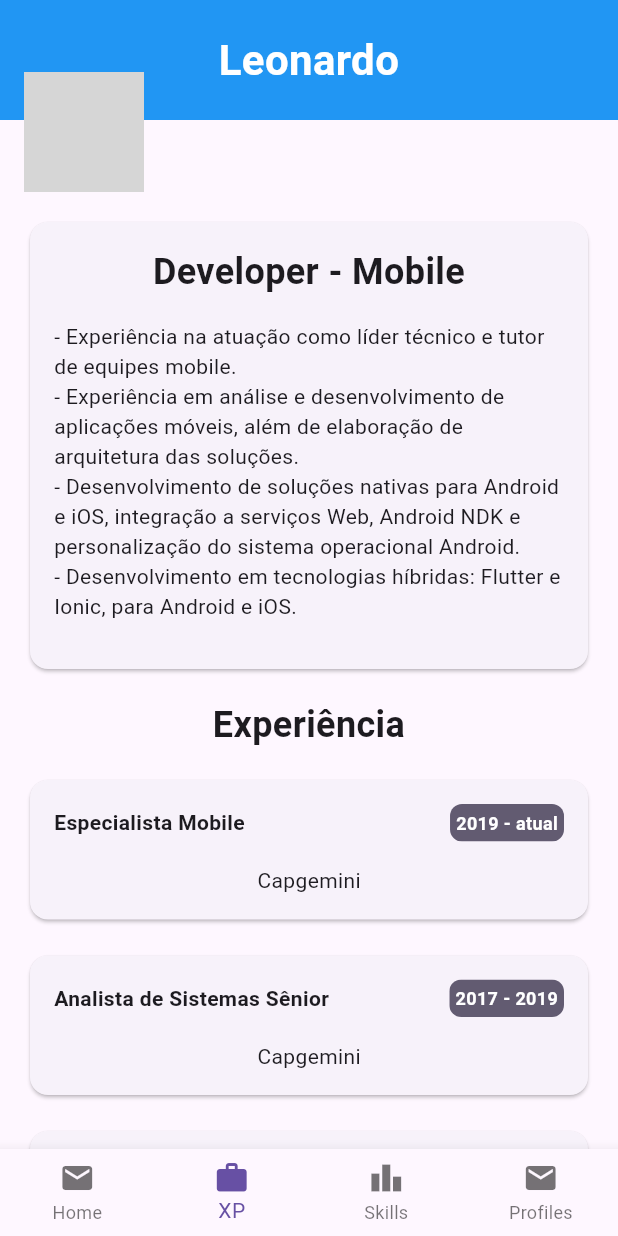
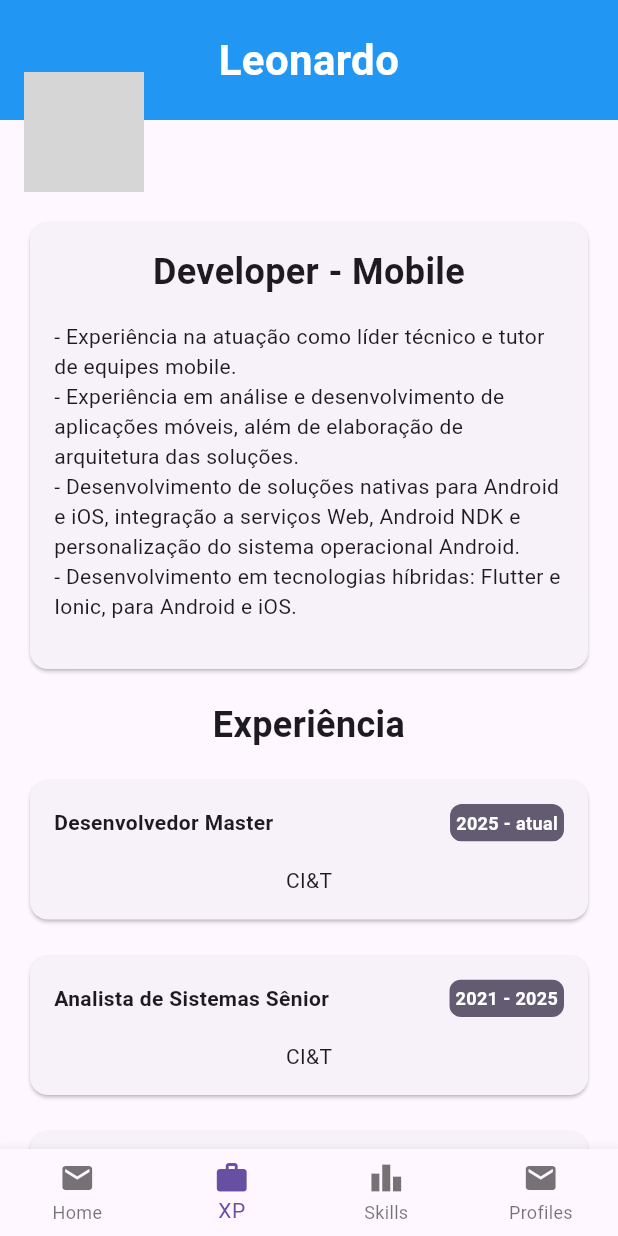
Before and after one commit to leosimas/leosimas.resume, a Flutter app: the screen it shows after launch, item 2 of the bottom bar chosen, on a phone screen of 412 x 824 dp. Run offline on Flutter 3.47's test engine with Material 3 defaults, Android fonts, the phone set to English and light mode, and no system bars; our stand-ins replace font_awesome_flutter; network calls fail; grey boxes are pictures that could not be loaded.

Commit message:
atualizando curriculo

```diff
--- a/lib/resources/profile.dart
+++ b/lib/resources/profile.dart
@@ -31,7 +31,9 @@ class ResumeData {
       Certificate("iOS Developer Nanodegree", "Udacity", CertificateImage.ios, "https://raw.githubusercontent.com/leosimas/leosimas.github.io/master/assets/assets/certifications/ios_nanodegree_leo.pdf"),
     ],
     jobs: [
-      Job("Especialista Mobile", "Capgemini", "2019 - atual", current: true),
+      Job("Desenvolvedor Master", "CI&T", "2025 - atual", current: true),
+      Job("Analista de Sistemas Sênior", "CI&T", "2021 - 2025"),
+      Job("Especialista Multiplataforma", "Capgemini", "2019 - 2021"),
       Job("Analista de Sistemas Sênior", "Capgemini", "2017 - 2019"),
       Job("Analista de Sistemas Pleno", "Capgemini", "2014 - 2017"),
       Job("Analista de Sistemas Júnior", "MTM Tecnologia", "2014"),
@@ -55,7 +57,7 @@ class ResumeData {
       ]),
       SkillCategory("Programação", [
         Skill("Java", 90),
-        Skill("Kotlin", 80),
+        Skill("Kotlin", 90),
         Skill("Swift", 80),
         Skill("JavaScript", 70),
         Skill("TypeScript", 70),
```
